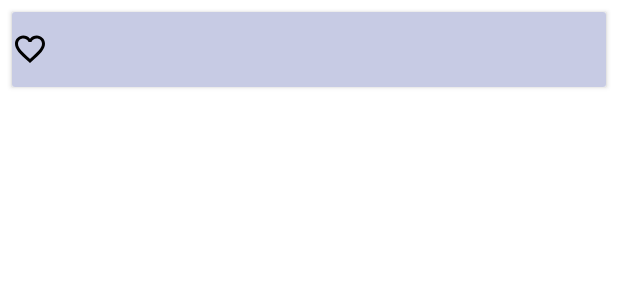
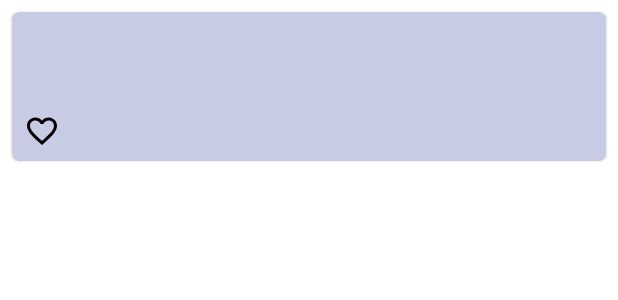
Before and after one commit to tonyluCM/AndroidFP, an Android app: the layout row_meals.xml on its own in the app's theme, with its tools: preview values and no code run, on a phone screen of 412 x 824 dp. Shown: the top 300 px of the screen. Run offline under Robolectric (Android 15) with nearby library versions, the phone set to English and light mode, and no system bars; network calls fail.

Commit message:
set background color to carview

```diff
--- a/app/src/main/res/layout/row_meals.xml
+++ b/app/src/main/res/layout/row_meals.xml
@@ -1,38 +1,54 @@
 <?xml version="1.0" encoding="utf-8"?>
-<androidx.cardview.widget.CardView
-        xmlns:android="http://schemas.android.com/apk/res/android"
+<com.google.android.material.card.MaterialCardView xmlns:android="http://schemas.android.com/apk/res/android"
+    xmlns:app="http://schemas.android.com/apk/res-auto"
+    style="Widget.MaterialComponents.CardView"
+    android:layout_width="match_parent"
+    android:layout_height="wrap_content"
+    android:layout_margin="8dp"
+    app:cardCornerRadius="5dp"
+    android:focusable="true"
+    android:clickable="true"
+    android:backgroundTint="#C7CBE4"
+    android:background="?android:attr/selectableItemBackground">
+    <LinearLayout
         android:layout_width="match_parent"
         android:layout_height="wrap_content"
-        android:focusable="true"
-        android:clickable="true"
-        android:layout_margin="8dp"
-        android:background="?android:attr/selectableItemBackground">
-    <LinearLayout
-            android:orientation="horizontal"
-            android:layout_width="match_parent"
-            android:background="#C7CBE4"
-            android:layout_height="wrap_content">
+        android:orientation="vertical">
+
+
         <ImageView
-            android:layout_width="24dp"
-            android:layout_height="wrap_content"
-            android:layout_gravity="center_vertical"
-            android:id="@+id/rowFav"
-            android:src="@drawable/ic_favorite_border_black_24dp"
-            />
-        <ImageView
-                android:layout_width="50dp"
-                android:layout_height="50dp"
+                android:layout_width="wrap_content"
+                android:layout_height="wrap_content"
                 android:layout_gravity="center_vertical|start"
                 android:id="@+id/mealThumbIV"
                 />
+    <LinearLayout
+        android:layout_width="match_parent"
+        android:layout_height="wrap_content"
+        android:orientation="vertical"
+        android:padding="16dp">
         <TextView
-            android:layout_width="match_parent"
+            android:layout_width="wrap_content"
             android:layout_height="wrap_content"
-            android:layout_margin="10dp"
-            android:layout_gravity="center_vertical"
-            android:textSize="16sp"
+            android:textAppearance="?attr/textAppearanceHeadline6"
             android:id="@+id/mealNameTV"
             />
 
     </LinearLayout>
-</androidx.cardview.widget.CardView>
+
+        <!-- Buttons -->
+        <LinearLayout
+            android:layout_width="wrap_content"
+            android:layout_height="wrap_content"
+            android:layout_margin="8dp"
+            android:orientation="horizontal">
+            <ImageView
+                android:layout_width="24dp"
+                android:layout_height="wrap_content"
+                android:layout_gravity="center_vertical"
+                android:id="@+id/rowFav"
+                android:src="@drawable/ic_favorite_border_black_24dp"
+                />
+        </LinearLayout>
+    </LinearLayout>
+</com.google.android.material.card.MaterialCardView>
```
Also changed, not shown: app/src/main/res/layout/row_category.xml (+1 -33 lines).
